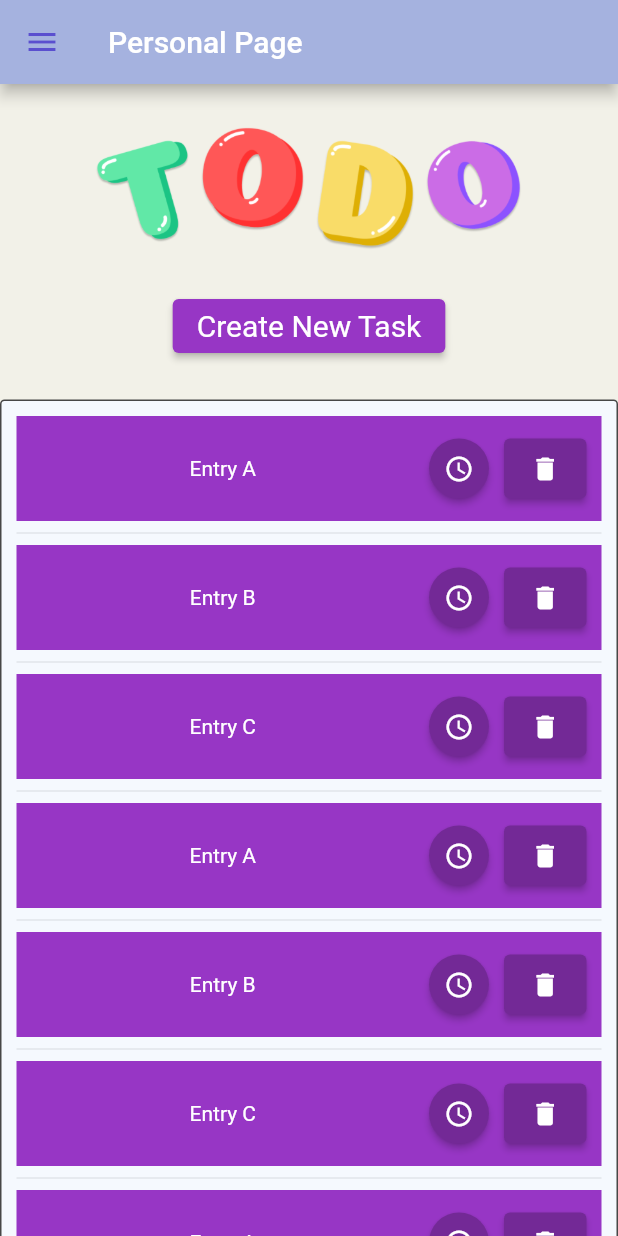
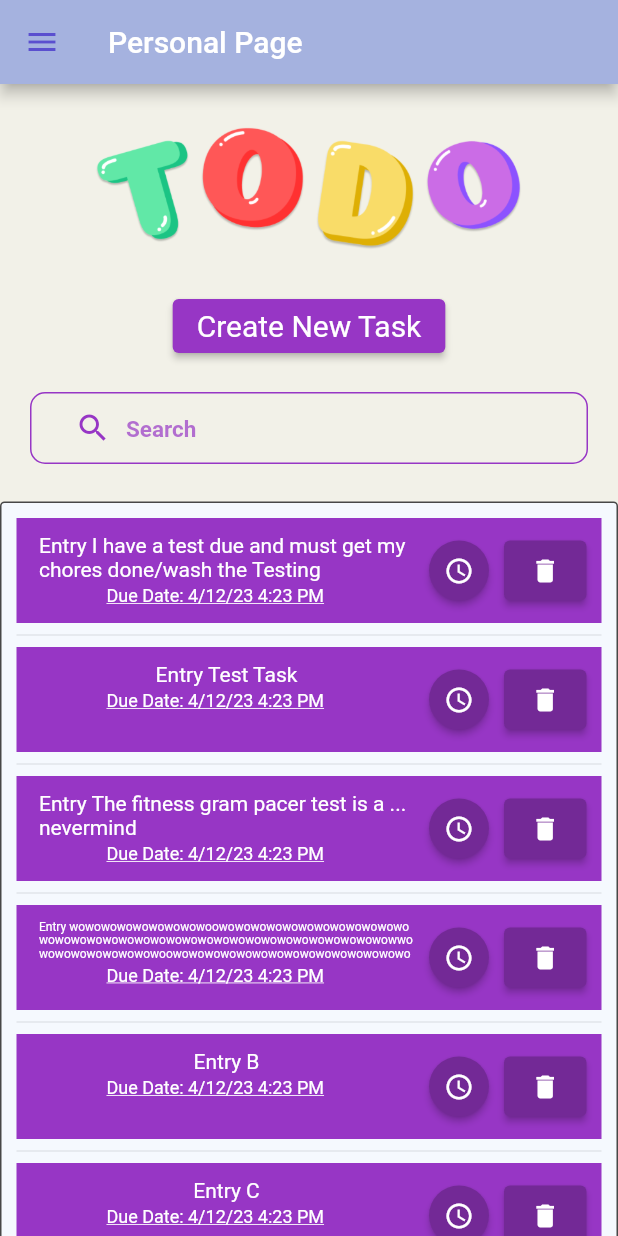
Before and after one commit to EthanAdkins/ToDoList-MobileApp, a Flutter app: the PersonalPage screen opened by its route, on a phone screen of 412 x 824 dp. Run offline on Flutter 3.47's test engine with Material 2 defaults, Android fonts, the phone set to English and light mode, and no system bars; drawn by our look-alikes of auto_size_text; our stand-ins replace flutter_local_notifications, snippet_coder_utils, timezone; missing offline and left inert: api_cache_manager, confirm_dialog; accounts and stored records are empty.

Commit message:
Minor Updates

```diff
--- a/lib/pages/personal_page.dart
+++ b/lib/pages/personal_page.dart
@@ -1,3 +1,5 @@
+import 'package:auto_size_text/auto_size_text.dart';
+
 import 'package:flutter/gestures.dart';
 import 'package:flutter/material.dart';
 import 'package:flutter/src/widgets/framework.dart';
@@ -23,10 +25,10 @@ class PersonalPage extends StatefulWidget {
 
 class _PersonalPageState extends State<PersonalPage> {
   final List<String> entries = <String>[
-    'A',
-    'B',
-    'C',
-    'A',
+    'I have a test due and must get my chores done/wash the Testing',
+    'Test Task',
+    'The fitness gram pacer test is a ... nevermind',
+    'wowowowowowowowowoowowowowowowowowowowowowowowowowowowowowowowowowowowowowowowowowowowowwowowowowowowowowoowowowowowowowowowowowowowowowowowowowowowowowowowowowowowowowowowowow',
     'B',
     'C',
     'A',
@@ -36,6 +38,8 @@ class _PersonalPageState extends State<PersonalPage> {
     'B',
     'C'
   ];
+  GlobalKey<FormState> globalFormKey = GlobalKey<FormState>();
+  String searchValue = '';
   @override
   Widget build(BuildContext context) {
     return new Scaffold(
@@ -67,7 +71,7 @@ class _PersonalPageState extends State<PersonalPage> {
               ),
             ),
             Padding(
-              padding: const EdgeInsets.only(bottom: 25),
+              padding: const EdgeInsets.only(bottom: 20),
               child: ElevatedButton(
                 style: ElevatedButton.styleFrom(
                   backgroundColor: Color(0xff9736c5),
@@ -77,6 +81,28 @@ class _PersonalPageState extends State<PersonalPage> {
                   Navigator.pushNamed(context, "/addTask");
                 },
                 child: const Text('Create New Task'),
+              ),
+            ),
+            Padding(
+              padding: const EdgeInsets.only(bottom: 25),
+              child: FormHelper.inputFieldWidget(
+                context,
+                'search',
+                'Search',
+                (onValidateVal) {
+                  return null;
+                },
+                (onSavedVal) {
+                  searchValue = onSavedVal;
+                },
+                prefixIcon: const Icon(Icons.search),
+                showPrefixIcon: true,
+                borderFocusColor: Color(0xff9736c5),
+                prefixIconColor: Color(0xff9736c5),
+                borderColor: Color(0xff9736c5),
+                textColor: Color(0xff9736c5),
+                hintColor: Color(0xff9736c5).withOpacity(0.7),
+                borderRadius: 10,
               ),
             ),
             Container(
@@ -121,15 +147,37 @@ class _PersonalPageState extends State<PersonalPage> {
                         children: [
                           Expanded(
                             child: Center(
-                                child: Text(
-                              'Entry ${entries[index]}',
-                              style: TextStyle(
-                                color: Colors.white,
-                              ),
+                                child: Column(
+                              children: [
+                                Padding(
+                                  padding: const EdgeInsets.only(
+                                    top: 10,
+                                    bottom: 3,
+                                    left: 15,
+                                  ),
+                                  child: AutoSizeText(
+                                    'Entry ${entries[index]}',
+                                    style: TextStyle(
+                                      color: Colors.white,
+                                    ),
+                                    maxLines: 3,
+                                    minFontSize: 8,
+                                    maxFontSize: 30,
+                                  ),
+                                ),
+                                AutoSizeText(
+                                  'Due Date: 4/12/23 4:23 PM',
+                                  style: TextStyle(
+                                    decoration: TextDecoration.underline,
+                                    fontSize: 10,
+                                    color: Colors.white,
+                                  ),
+                                ),
+                              ],
                             )),
                           ),
                           Padding(
-                            padding: const EdgeInsets.only(right: 10),
+                            padding: const EdgeInsets.only(right: 10, left: 10),
                             child: SizedBox(
                               width: 40,
                               height: 40,
@@ -144,14 +192,16 @@ class _PersonalPageState extends State<PersonalPage> {
                                     ),
                                   ),
                                   onPressed: () async {
+                                    // Check here if the date is in the future. Message if now
+                                    //if (date > or whatever DateTime now = new DateTime.now(); )
                                     if (await confirm(
                                       context,
                                       content: const Text(
                                           'Would you like to be reminded when your task is due?'),
                                     )) {
                                       DateTime dateTimeTEST = dateFormat
-                                          .parse("2023-04-11 01:07:00");
-                                      debugPrint('Notification Scheduled for ');
+                                          .parse("2023-04-13 00:56:00");
+
                                       NotificationService()
                                           .scheduleNotification(
                                               title: 'Wow',
@@ -205,4 +255,14 @@ class _PersonalPageState extends State<PersonalPage> {
       ),
     );
   }
+
+  bool validateAndSave() {
+    final form = globalFormKey.currentState;
+    if (form!.validate()) {
+      form.save();
+      return true;
+    } else {
+      return false;
+    }
+  }
 }
--- a/lib/pages/register_page.dart
+++ b/lib/pages/register_page.dart
@@ -170,6 +170,9 @@ class _RegisterPageState extends State<RegisterPage> {
               (onValidateVal) {
                 if (onValidateVal != checkPassword) {
                   return "Passwords must match";
+                }
+                if (onValidateVal == "") {
+                  return "Password can't be empty";
                 }
                 return null;
               },
--- a/pubspec.yaml
+++ b/pubspec.yaml
@@ -35,7 +35,7 @@ dependencies:
   flutter_local_notifications: ^13.0.0
   confirm_dialog: ^1.0.1
   flutter_datetime_picker: ^1.5.1
-
+  auto_size_text: ^3.0.0
   # The following adds the Cupertino Icons font to your application.
   # Use with the CupertinoIcons class for iOS style icons.
   cupertino_icons: ^1.0.2
```
Also changed, not shown: lib/pages/resetPassword_page.dart (+11 -0 lines), pubspec.lock.
